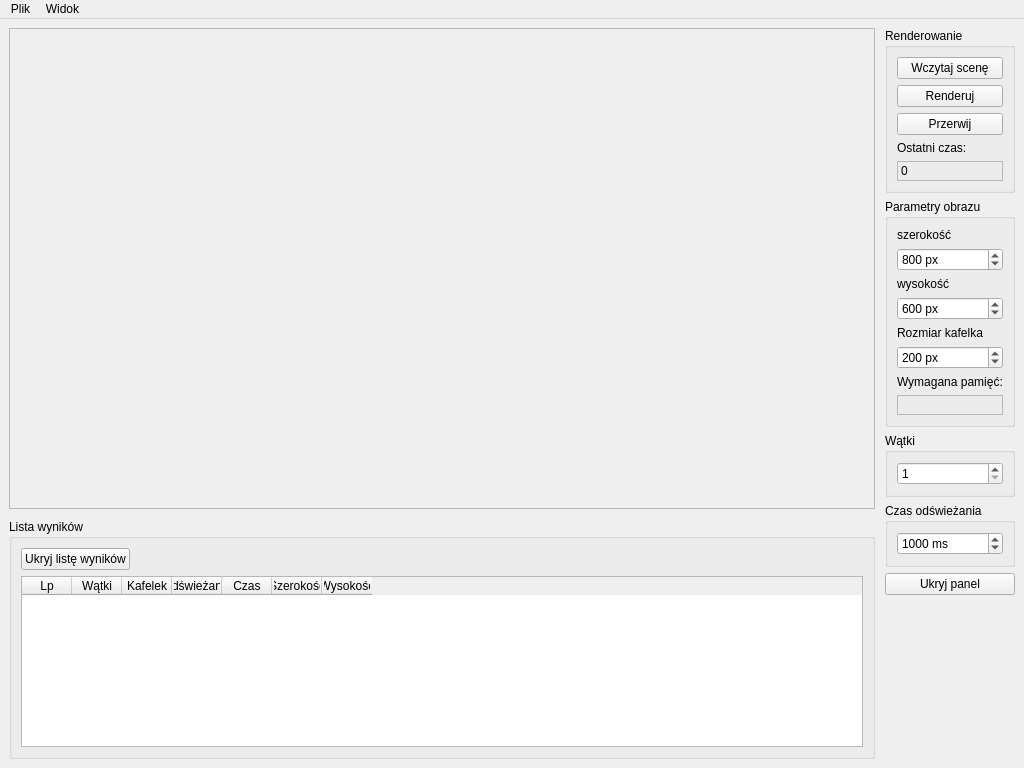
First picture: the form in src/View/MainWindow.ui, repository travnick/GKiO-Projekt-GK, before the edit.
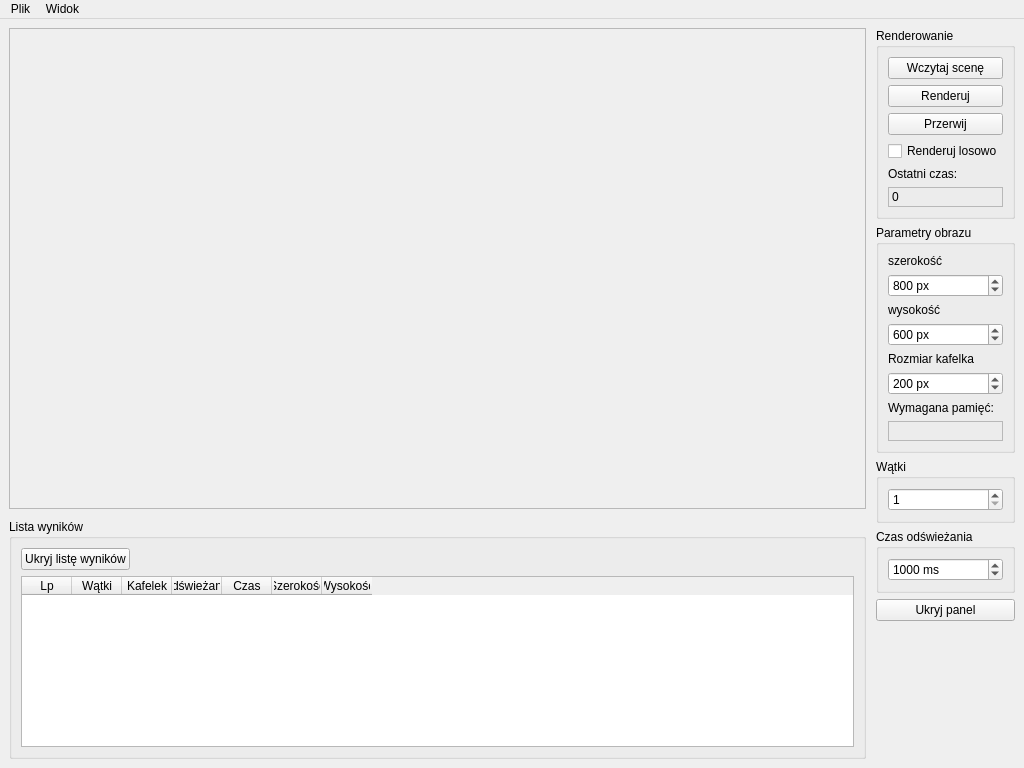
Second picture: the form after the edit. Custom widgets are drawn as their Qt base class.

What changed in the file:
```diff
--- a/src/View/MainWindow.ui
+++ b/src/View/MainWindow.ui
@@ -34,8 +34,8 @@
         <widget class="QWidget" name="imageScrollAreaWidgetContents">
          <property name="geometry">
           <rect>
-           <x>426</x>
-           <y>239</y>
+           <x>421</x>
+           <y>237</y>
            <width>1</width>
            <height>1</height>
           </rect>
@@ -215,6 +215,13 @@
             </property>
            </widget>
           </item>
+          <item>
+           <widget class="QCheckBox" name="randomRender">
+            <property name="text">
+             <string>Renderuj losowo</string>
+            </property>
+           </widget>
+          </item>
           <item>
            <widget class="QLabel" name="timeLabel">
             <property name="sizePolicy">
```
Left out of the diff: 8 changed lines with no effect on the pictures.
